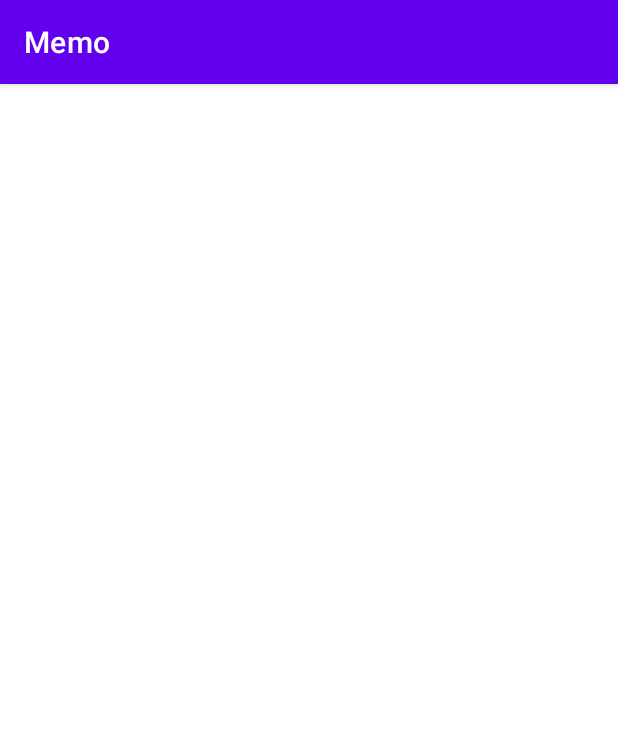
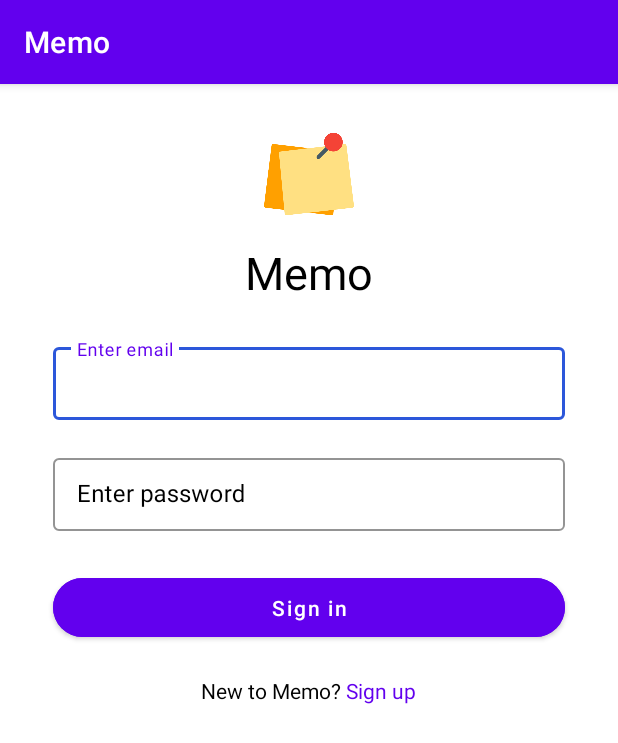
Before and after one commit to k-kyler/android-memo, an Android app: the screen it shows after launch (SignInActivity), on a phone screen of 412 x 824 dp. Shown: the top 743 px of the screen. Run offline under Robolectric (Android 15) with nearby library versions, the phone set to English and light mode, and no system bars.

Commit message:
Add sign in UI, modify sign up UI (#5)

```diff
--- a/app/src/main/res/layout/activity_sign_in.xml
+++ b/app/src/main/res/layout/activity_sign_in.xml
@@ -1,9 +1,123 @@
 <?xml version="1.0" encoding="utf-8"?>
-<androidx.constraintlayout.widget.ConstraintLayout xmlns:android="http://schemas.android.com/apk/res/android"
+<RelativeLayout
+    xmlns:android="http://schemas.android.com/apk/res/android"
     xmlns:app="http://schemas.android.com/apk/res-auto"
     xmlns:tools="http://schemas.android.com/tools"
     android:layout_width="match_parent"
     android:layout_height="match_parent"
+    android:background="@color/white"
     tools:context=".SignInActivity">
 
-</androidx.constraintlayout.widget.ConstraintLayout>
+    <LinearLayout
+        android:layout_marginTop="30dp"
+        android:orientation="vertical"
+        android:gravity="center"
+        android:layout_width="match_parent"
+        android:layout_height="wrap_content">
+
+        <ImageView
+            android:src="@drawable/logo"
+            android:layout_width="60dp"
+            android:layout_height="60dp" />
+
+        <TextView
+            android:text="Memo"
+            android:textColor="@color/black"
+            android:textSize="30dp"
+            android:layout_marginTop="15dp"
+            android:layout_width="wrap_content"
+            android:layout_height="wrap_content" />
+
+    </LinearLayout>
+
+    <LinearLayout
+        android:layout_marginTop="130dp"
+        android:gravity="center"
+        android:orientation="vertical"
+        android:layout_width="match_parent"
+        android:layout_height="wrap_content">
+
+        <com.google.android.material.textfield.TextInputLayout
+            android:layout_marginHorizontal="25dp"
+            android:layout_marginTop="30dp"
+            android:padding="10dp"
+            android:hint="Enter email"
+            android:textColorHint="@color/black"
+            android:layout_width="match_parent"
+            android:layout_height="wrap_content"
+            style="@style/CustomTextInputLayout">
+
+            <com.google.android.material.textfield.TextInputEditText
+                android:id="@+id/signInEmail"
+                android:importantForAutofill="no"
+                android:inputType="textEmailAddress"
+                android:layout_width="match_parent"
+                android:layout_height="wrap_content" />
+
+        </com.google.android.material.textfield.TextInputLayout>
+
+        <com.google.android.material.textfield.TextInputLayout
+            android:layout_marginHorizontal="25dp"
+            android:padding="10dp"
+            android:hint="Enter password"
+            android:textColorHint="@color/black"
+            android:layout_width="match_parent"
+            android:layout_height="wrap_content"
+            style="@style/CustomTextInputLayout">
+
+            <com.google.android.material.textfield.TextInputEditText
+                android:id="@+id/signInPassword"
+                android:importantForAutofill="no"
+                android:inputType="textPassword"
+                android:layout_width="match_parent"
+                android:layout_height="wrap_content" />
+
+        </com.google.android.material.textfield.TextInputLayout>
+
+        <com.google.android.material.button.MaterialButton
+            android:id="@+id/signInButton"
+            app:cornerRadius="20dp"
+            android:padding="10dp"
+            android:backgroundTint="@color/purple_500"
+            android:layout_marginTop="15dp"
+            android:text="Sign in"
+            android:textAllCaps="false"
+            android:textColor="@color/white"
+            android:layout_marginHorizontal="35dp"
+            android:layout_width="match_parent"
+            android:layout_height="wrap_content" />
+
+        <LinearLayout
+            android:layout_marginTop="20dp"
+            android:orientation="horizontal"
+            android:gravity="center"
+            android:layout_width="wrap_content"
+            android:layout_height="wrap_content">
+
+            <TextView
+                android:textColor="@color/black"
+                android:text="New to Memo? "
+                android:layout_width="match_parent"
+                android:layout_height="wrap_content" />
+
+            <TextView
+                android:id="@+id/switchToSignInButton"
+                android:textColor="@color/purple_500"
+                android:text="Sign up"
+                android:layout_width="match_parent"
+                android:layout_height="wrap_content" />
+
+        </LinearLayout>
+
+    </LinearLayout>
+
+    <ProgressBar
+        android:id="@+id/progressBar"
+        android:layout_width="wrap_content"
+        android:layout_height="wrap_content"
+        android:layout_centerInParent="true"
+        android:visibility="gone"
+        android:indeterminate="true"
+        android:indeterminateDrawable="@drawable/progress_overlay" />
+
+</RelativeLayout>
--- a/app/src/main/res/layout/activity_sign_up.xml
+++ b/app/src/main/res/layout/activity_sign_up.xml
@@ -38,7 +38,7 @@
         android:layout_height="wrap_content">
 
         <com.google.android.material.textfield.TextInputLayout
-            android:layout_marginHorizontal="40dp"
+            android:layout_marginHorizontal="25dp"
             android:layout_marginTop="30dp"
             android:padding="10dp"
             android:hint="Enter email"
@@ -57,7 +57,7 @@
         </com.google.android.material.textfield.TextInputLayout>
 
         <com.google.android.material.textfield.TextInputLayout
-            android:layout_marginHorizontal="40dp"
+            android:layout_marginHorizontal="25dp"
             android:padding="10dp"
             android:hint="Enter password"
             android:textColorHint="@color/black"
@@ -75,7 +75,7 @@
         </com.google.android.material.textfield.TextInputLayout>
 
         <com.google.android.material.textfield.TextInputLayout
-            android:layout_marginHorizontal="40dp"
+            android:layout_marginHorizontal="25dp"
             android:padding="10dp"
             android:hint="Confirm password"
             android:textColorHint="@color/black"
@@ -98,10 +98,10 @@
             android:padding="10dp"
             android:backgroundTint="@color/purple_500"
             android:layout_marginTop="15dp"
-            android:text="Register"
+            android:text="Sign up"
             android:textAllCaps="false"
             android:textColor="@color/white"
-            android:layout_marginHorizontal="50dp"
+            android:layout_marginHorizontal="35dp"
             android:layout_width="match_parent"
             android:layout_height="wrap_content" />
 
```
